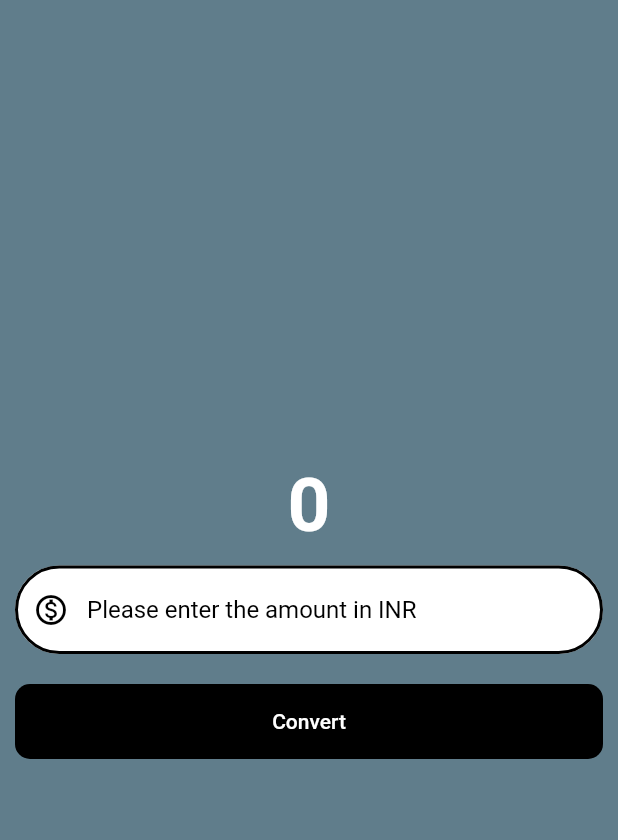
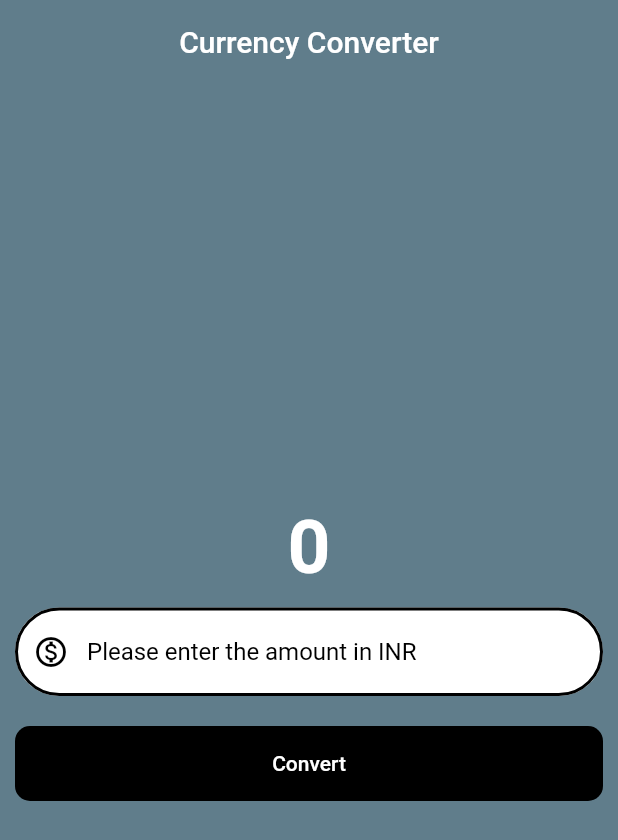
Before and after one commit to GitGuySu/currency-converter-app-with-flutter, a Flutter app: the screen it shows after launch, on a phone screen of 412 x 824 dp. Shown: the top 840 px of the screen. Run offline on Flutter 3.47's test engine with Material 2 defaults, Android fonts, the phone set to English and light mode, and no system bars.

Commit message:
Add AppBar with heading

```diff
--- a/lib/currency_converter_material_page.dart
+++ b/lib/currency_converter_material_page.dart
@@ -22,6 +22,12 @@ class CurrencyConverterMaterialPage extends StatelessWidget {
       //Can also use Colors.<color_name>
       // backgroundColor: Color.fromRGBO(0, 0, 0, 1),
       backgroundColor: Colors.blueGrey,
+      appBar: AppBar(
+        backgroundColor: Colors.blueGrey,
+        elevation: 0,
+        title: const Text("Currency Converter"),
+        centerTitle: true,
+      ),
       body: Center(
         child: Column(
           mainAxisAlignment: MainAxisAlignment.center,
```
